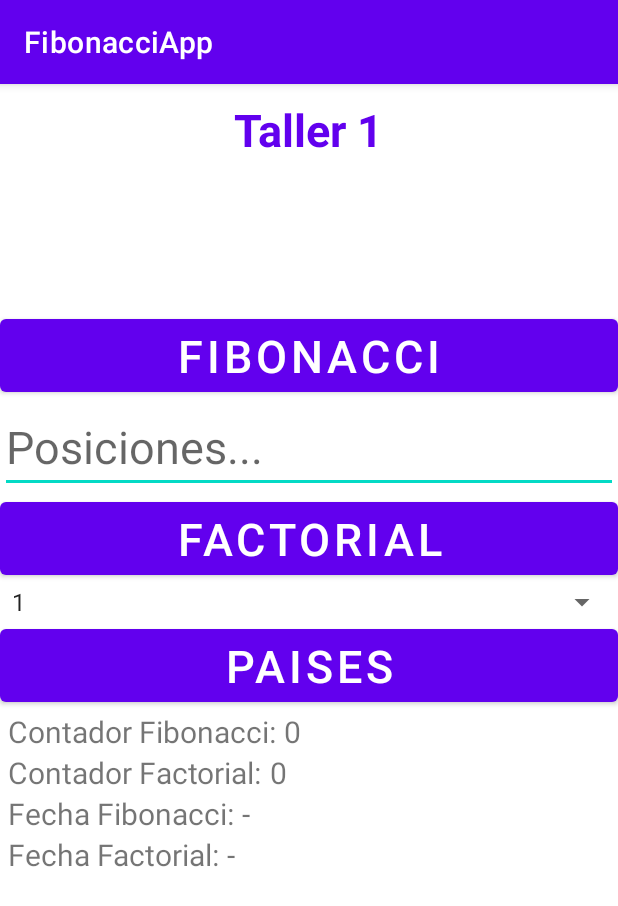
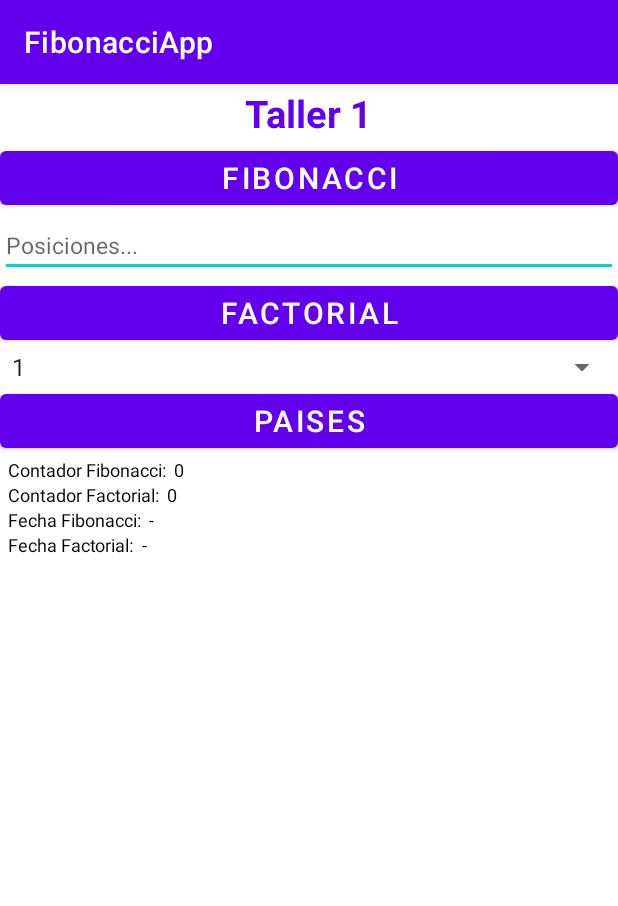
Before and after one commit to sandoval-i/improved-octo-broccoli, an Android app: the screen it shows after launch (MainActivity), on a phone screen of 412 x 824 dp. Shown: the top 906 px of the screen. Run offline under Robolectric (Android 15) with nearby library versions, the phone set to English and light mode, and no system bars.

Commit message:
final version

```diff
--- a/app/src/main/java/com/example/fibonacciapp/FibonacciActivity.java
+++ b/app/src/main/java/com/example/fibonacciapp/FibonacciActivity.java
@@ -25,7 +25,7 @@ public class FibonacciActivity extends AppCompatActivity {
     });
 
     int kFibonacci = getIntent().getIntExtra("posiciones", 0);
-    fibonacciTextView.setText(format(FibonnaciHelper.calculateFirstKFibonacci(kFibonacci)));
+    fibonacciTextView.setText(format(FibonacciHelper.calculateFirstKFibonacci(kFibonacci)));
   }
 
   private String format(BigInteger[] fibo) {
--- a/app/src/main/java/com/example/fibonacciapp/FibonnaciHelper.java
+++ b/app/src/main/java/com/example/fibonacciapp/FibonacciHelper.java
@@ -2,7 +2,7 @@ package com.example.fibonacciapp;
 
 import java.math.BigInteger;
 
-public class FibonnaciHelper {
+public class FibonacciHelper {
 
   public static BigInteger[] calculateFirstKFibonacci(int k) {
     BigInteger[] f = new BigInteger[k];
--- a/app/src/main/java/com/example/fibonacciapp/MainActivity.java
+++ b/app/src/main/java/com/example/fibonacciapp/MainActivity.java
@@ -1,22 +1,23 @@
 package com.example.fibonacciapp;
-
-import androidx.annotation.Nullable;
-import androidx.annotation.UiThread;
-import androidx.appcompat.app.AppCompatActivity;
 
 import android.content.Intent;
 import android.os.Bundle;
+import android.util.Log;
 import android.widget.ArrayAdapter;
 import android.widget.Button;
 import android.widget.EditText;
 import android.widget.Spinner;
 import android.widget.TextView;
 
+import androidx.annotation.NonNull;
+import androidx.annotation.Nullable;
+import androidx.annotation.UiThread;
+import androidx.appcompat.app.AppCompatActivity;
+
 import java.util.Calendar;
 import java.util.Locale;
 
 public class MainActivity extends AppCompatActivity {
-  private static final String TAG = "FibonacciApp";
   private static final int SPINNER_SIZE = 15;
   private static final int FIBONACCI_CODE = 0;
   private static final int FACTORIAL_CODE = 1;
@@ -29,6 +30,8 @@ public class MainActivity extends AppCompatActivity {
   private TextView fechaFactorialTextView;
   private int contadorFibonacci = 0;
   private int contadorFactorial = 0;
+  private String fechaFibonacci = "-";
+  private String fechaFactorial = "-";
 
   private String getDate() {
     Calendar calendar = Calendar.getInstance();
@@ -36,23 +39,32 @@ public class MainActivity extends AppCompatActivity {
     int year = calendar.get(Calendar.YEAR);
     String month = calendar.getDisplayName(Calendar.MONTH, Calendar.SHORT_FORMAT, l);
     int day = calendar.get(Calendar.DAY_OF_MONTH);
-    int hour = calendar.get(Calendar.HOUR_OF_DAY);
-    int minute = calendar.get(Calendar.MINUTE);
-    return day + "/" + month + "/" + year + " " + hour + ":" + minute;
+    int hours = calendar.get(Calendar.HOUR_OF_DAY);
+    int minutes = calendar.get(Calendar.MINUTE);
+    int seconds = calendar.get(Calendar.SECOND);
+    return day + "/" + month + "/" + year + " " + hours + ":" + minutes + ":" + seconds;
   }
 
   @UiThread
-  public void updateFactorial() {
-    contadorFactorial++;
-    fechaFactorialTextView.setText(getDate());
+  private void updateFields() {
+    fechaFibonnacciTextView.setText(fechaFibonacci);
+    contadorFibonnacciTextView.setText(String.valueOf(contadorFibonacci));
+    fechaFactorialTextView.setText(fechaFactorial);
     contadorFactorialTextView.setText(String.valueOf(contadorFactorial));
   }
 
   @UiThread
-  public void updateFibonacci() {
+  private void updateFactorial() {
+    contadorFactorial++;
+    fechaFactorial = getDate();
+    updateFields();
+  }
+
+  @UiThread
+  private void updateFibonacci() {
     contadorFibonacci++;
-    fechaFibonnacciTextView.setText(getDate());
-    contadorFibonnacciTextView.setText(String.valueOf(contadorFibonacci));
+    fechaFibonacci = getDate();
+    updateFields();
   }
 
   @Override
@@ -103,10 +115,31 @@ public class MainActivity extends AppCompatActivity {
       startActivity(intent);
     });
 
-    contadorFibonnacciTextView.setText("0");
-    fechaFibonnacciTextView.setText("-");
-    contadorFactorialTextView.setText("0");
-    fechaFactorialTextView.setText("-");
+    updateFields();
+  }
+
+  private final String FECHA_FIBONACCI_CODE = "fechaFibonacci";
+  private final String CONTADOR_FIBONACCI_CODE = "contadorFibonacci";
+  private final String FECHA_FACTORIAL_CODE = "fechaFactorial";
+  private final String CONTADOR_FACTORIAL_CODE = "contadorFactorial";
+
+  @Override
+  protected void onRestoreInstanceState(@NonNull Bundle savedInstanceState) {
+    super.onRestoreInstanceState(savedInstanceState);
+    fechaFibonacci = savedInstanceState.getString(FECHA_FIBONACCI_CODE);
+    contadorFibonacci = savedInstanceState.getInt(CONTADOR_FIBONACCI_CODE);
+    fechaFactorial = savedInstanceState.getString(FECHA_FACTORIAL_CODE);
+    contadorFactorial = savedInstanceState.getInt(CONTADOR_FACTORIAL_CODE);
+    updateFields();
+  }
+
+  @Override
+  protected void onSaveInstanceState(@NonNull Bundle outState) {
+    super.onSaveInstanceState(outState);
+    outState.putString(FECHA_FIBONACCI_CODE, fechaFibonacci);
+    outState.putInt(CONTADOR_FIBONACCI_CODE, contadorFibonacci);
+    outState.putString(FECHA_FACTORIAL_CODE, fechaFactorial);
+    outState.putInt(CONTADOR_FACTORIAL_CODE, contadorFactorial);
   }
 
   @Override
--- a/app/src/main/res/layout/activity_main.xml
+++ b/app/src/main/res/layout/activity_main.xml
@@ -11,11 +11,11 @@
     android:layout_height="wrap_content"
     android:layout_alignParentTop="true"
     android:layout_centerInParent="true"
-    android:layout_marginTop="10dp"
-    android:layout_marginBottom="100dp"
+    android:layout_marginTop="2dp"
+    android:layout_marginBottom="2dp"
     android:text="@string/tallerDefaultText"
     android:textColor="@color/purple_500"
-    android:textSize="30sp"
+    android:textSize="25sp"
     android:textStyle="bold" />
 
   <Button
@@ -25,7 +25,7 @@
     android:layout_below="@id/tallerTextView"
     android:text="@string/fibonacciText"
     android:textAllCaps="true"
-    android:textSize="30sp" />
+    android:textSize="20sp" />
 
   <EditText
     android:id="@+id/posicionesEditText"
@@ -35,7 +35,7 @@
     android:hint="@string/posicionesHint"
     android:importantForAutofill="no"
     android:inputType="number"
-    android:textSize="30sp" />
+    android:textSize="15sp" />
 
   <Button
     android:id="@+id/factorialButton"
@@ -44,7 +44,7 @@
     android:layout_below="@id/posicionesEditText"
     android:text="@string/factorialText"
     android:textAllCaps="true"
-    android:textSize="30sp" />
+    android:textSize="20sp" />
 
   <Spinner
     android:id="@+id/factorialSpinner"
@@ -59,7 +59,7 @@
     android:layout_below="@id/factorialSpinner"
     android:text="@string/paisesText"
     android:textAllCaps="true"
-    android:textSize="30sp" />
+    android:textSize="20sp" />
 
   <TextView
     android:id="@+id/contador1"
@@ -68,7 +68,8 @@
     android:layout_below="@id/paisesButton"
     android:layout_marginStart="5dp"
     android:text="@string/contadorFibonacciText"
-    android:textSize="20sp" />
+    android:textColor="@color/black"
+    android:textSize="12sp" />
 
   <TextView
     android:id="@+id/contadorFibonacciTextView"
@@ -77,7 +78,8 @@
     android:layout_below="@id/paisesButton"
     android:layout_marginStart="5dp"
     android:layout_toEndOf="@id/contador1"
-    android:textSize="20sp" />
+    android:textColor="@color/black"
+    android:textSize="12sp" />
 
   <TextView
     android:id="@+id/contador2"
@@ -86,7 +88,8 @@
     android:layout_below="@id/contador1"
     android:layout_marginStart="5dp"
     android:text="@string/contadorFactorialText"
-    android:textSize="20sp" />
+    android:textColor="@color/black"
+    android:textSize="12sp" />
 
   <TextView
     android:id="@+id/contadorFactorialTextView"
@@ -95,7 +98,8 @@
     android:layout_below="@id/contadorFibonacciTextView"
     android:layout_marginStart="5dp"
     android:layout_toEndOf="@id/contador2"
-    android:textSize="20sp" />
+    android:textColor="@color/black"
+    android:textSize="12sp" />
 
   <TextView
     android:id="@+id/fecha1"
@@ -104,7 +108,8 @@
     android:layout_below="@id/contador2"
     android:layout_marginStart="5dp"
     android:text="@string/fechaFibonacciText"
-    android:textSize="20sp" />
+    android:textColor="@color/black"
+    android:textSize="12sp" />
 
   <TextView
     android:id="@+id/fechaFibonacciTextView"
@@ -113,7 +118,8 @@
     android:layout_below="@id/contadorFactorialTextView"
     android:layout_marginStart="5dp"
     android:layout_toEndOf="@id/fecha1"
-    android:textSize="20sp" />
+    android:textColor="@color/black"
+    android:textSize="12sp" />
 
   <TextView
     android:id="@+id/fecha2"
@@ -122,7 +128,8 @@
     android:layout_below="@id/fecha1"
     android:layout_marginStart="5dp"
     android:text="@string/fechaFactorialText"
-    android:textSize="20sp" />
+    android:textColor="@color/black"
+    android:textSize="12sp" />
 
   <TextView
     android:id="@+id/fechaFactorialTextView"
@@ -131,5 +138,6 @@
     android:layout_below="@id/fechaFibonacciTextView"
     android:layout_marginStart="5dp"
     android:layout_toEndOf="@id/fecha2"
-    android:textSize="20sp" />
+    android:textColor="@color/black"
+    android:textSize="12sp" />
 </RelativeLayout>
```
Also changed, not shown: app/src/main/java/com/example/fibonacciapp/CountryInfoActivity.java (+27 -3 lines), app/src/main/java/com/example/fibonacciapp/CountrySelector.java (+11 -3 lines), app/src/main/res/layout/activity_country_info.xml (+25 -8 lines), app/src/main/res/layout/activity_fibonacci.xml (+7 -4 lines).
